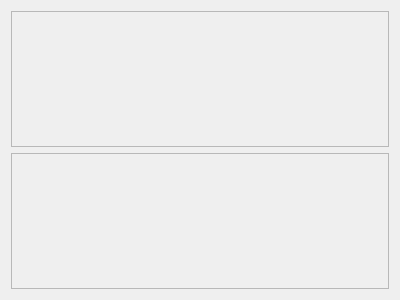
Old version of the form QRoboticsCenter/qbalancingwidget.ui in the repository maartenverbandt/QRoboticsCenter.
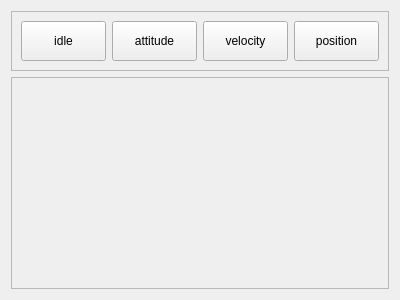
New version of the form. Icons and pictures are not drawn. Custom widgets are drawn as their Qt base class.

```diff
--- a/QRoboticsCenter/qbalancingwidget.ui
+++ b/QRoboticsCenter/qbalancingwidget.ui
@@ -13,7 +13,7 @@
   <property name="windowTitle">
    <string>Form</string>
   </property>
-  <layout class="QVBoxLayout" name="verticalLayout">
+  <layout class="QVBoxLayout" name="verticalLayout" stretch="0,1">
    <item>
     <widget class="QFrame" name="controls_frame">
      <property name="frameShape">
@@ -22,6 +22,76 @@
      <property name="frameShadow">
       <enum>QFrame::Raised</enum>
      </property>
+     <layout class="QHBoxLayout" name="horizontalLayout_2">
+      <item>
+       <widget class="QPushButton" name="idle_pushButton">
+        <property name="minimumSize">
+         <size>
+          <width>0</width>
+          <height>40</height>
+         </size>
+        </property>
+        <property name="text">
+         <string>idle</string>
+        </property>
+        <property name="icon">
+         <iconset resource="icons.qrc">
+          <normaloff>:/icons/balancing_control_idle.png</normaloff>:/icons/balancing_control_idle.png</iconset>
+        </property>
+       </widget>
+      </item>
+      <item>
+       <widget class="QPushButton" name="attitude_pushButton">
+        <property name="minimumSize">
+         <size>
+          <width>0</width>
+          <height>40</height>
+         </size>
+        </property>
+        <property name="text">
+         <string>attitude</string>
+        </property>
+        <property name="icon">
+         <iconset resource="icons.qrc">
+          <normaloff>:/icons/balancing_control_attitude.png</normaloff>:/icons/balancing_control_attitude.png</iconset>
+        </property>
+       </widget>
+      </item>
+      <item>
+       <widget class="QPushButton" name="velocity_pushButton">
+        <property name="minimumSize">
+         <size>
+          <width>0</width>
+          <height>40</height>
+         </size>
+        </property>
+        <property name="text">
+         <string>velocity</string>
+        </property>
+        <property name="icon">
+         <iconset resource="icons.qrc">
+          <normaloff>:/icons/balancing_control_velocity.png</normaloff>:/icons/balancing_control_velocity.png</iconset>
+        </property>
+       </widget>
+      </item>
+      <item>
+       <widget class="QPushButton" name="position_pushButton">
+        <property name="minimumSize">
+         <size>
+          <width>0</width>
+          <height>40</height>
+         </size>
+        </property>
+        <property name="text">
+         <string>position</string>
+        </property>
+        <property name="icon">
+         <iconset resource="icons.qrc">
+          <normaloff>:/icons/balancing_control_position.png</normaloff>:/icons/balancing_control_position.png</iconset>
+        </property>
+       </widget>
+      </item>
+     </layout>
     </widget>
    </item>
    <item>
```
Left out of the diff: 4 changed lines with no effect on the pictures.
